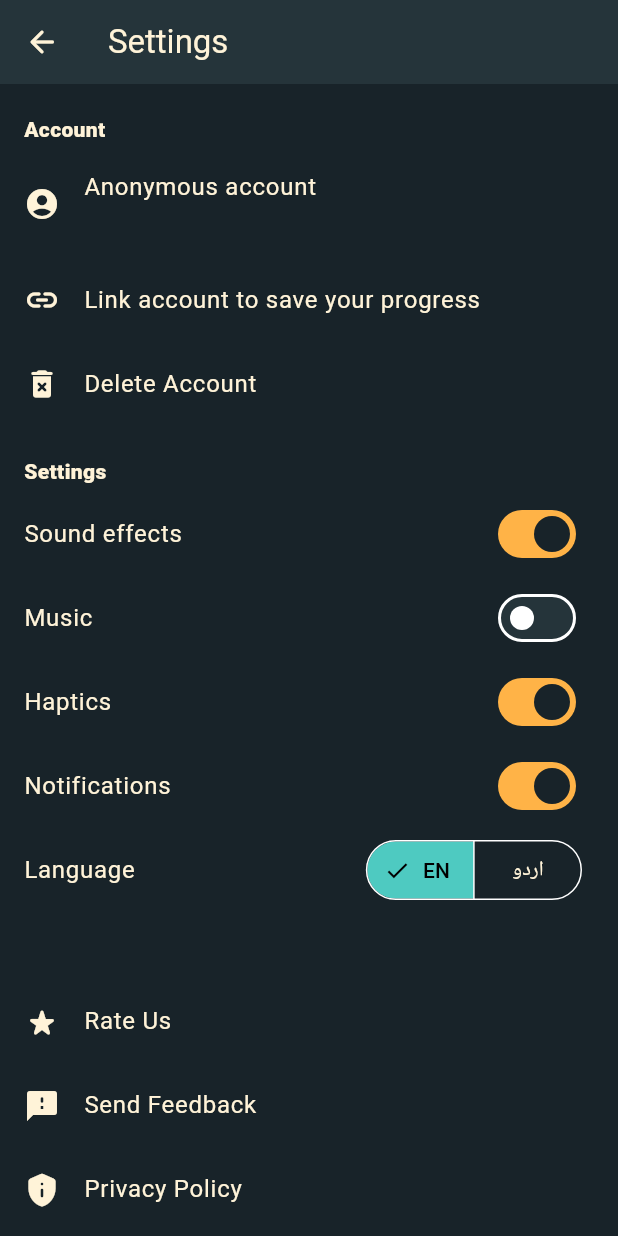
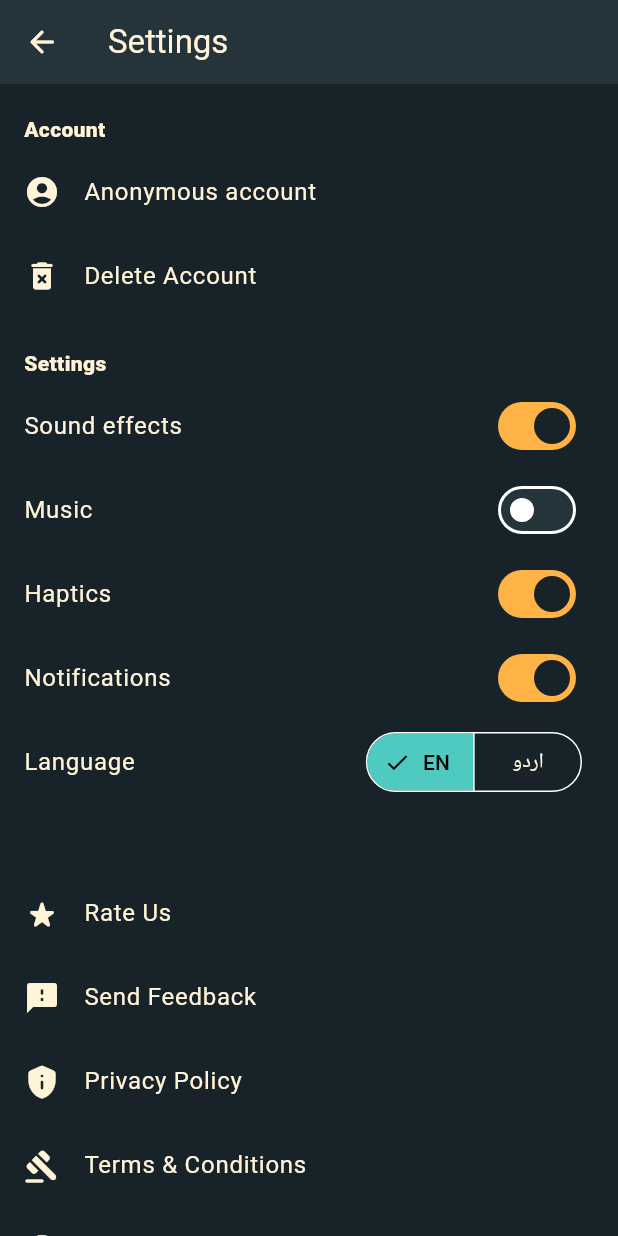
Before and after one commit to fahad2bhatti/clearway, a Flutter app: the SettingsScreen screen opened directly with empty values, on a phone screen of 412 x 824 dp. Run offline on Flutter 3.47's test engine with Material 3 defaults, Android fonts, the phone set to English and light mode, and no system bars; our stand-ins replace cloud_firestore, firebase_auth, firebase_core, firebase_crashlytics, flutter_local_notifications, flutter_timezone and 5 more; missing offline and left inert: flame, flame_audio; accounts and stored records are empty; network calls fail.

Commit message:
fix: player-facing polish for the local-only release
Co-Authored-By: Claude Sonnet 5.5 <noreply@anthropic.com>

```diff
--- a/lib/core/clearway_strings.dart
+++ b/lib/core/clearway_strings.dart
@@ -63,8 +63,6 @@ final class ClearwayStrings {
   String get dailyOfferReset => _ur
       ? 'اگلا ری سیٹ: ${DailyClock.countdownLabel()}'
       : 'Resets in ${DailyClock.countdownLabel()}';
-  String get shopRemoveAds => _ur ? 'اشتہارات ہٹائیں' : 'Remove Ads';
-  String get comingSoon => _ur ? 'جلد آ رہا ہے' : 'Coming soon';
   String get owned => _ur ? 'ملکیت میں' : 'Owned';
   String get selected => _ur ? 'منتخب' : 'Selected';
   String get select => _ur ? 'منتخب کریں' : 'Select';
@@ -76,8 +74,6 @@ final class ClearwayStrings {
   String get usernameTooLong => _ur ? 'صارف نام زیادہ سے زیادہ ۱۵ حروف کا ہو سکتا ہے۔' : 'Username can be at most 15 characters.';
   String get usernameInvalid => _ur ? 'صرف انگریزی حروف، اعداد اور انڈر سکور (_) استعمال کریں۔' : 'Use only English letters, numbers and underscore (_).';
   String get anonymousAccount => _ur ? 'گمنام اکاؤنٹ' : 'Anonymous account';
-  String get linkAccount => _ur ? 'پیش رفت محفوظ کرنے کے لیے اکاؤنٹ لنک کریں' : 'Link account to save your progress';
-  String get linkedAccount => _ur ? 'اکاؤنٹ لنک ہے' : 'Account linked';
   String get notifications => _ur ? 'اطلاعات' : 'Notifications';
   String get notificationPermissionTitle =>
       _ur ? 'یاد دہانیاں آن کریں؟' : 'Turn on reminders?';
@@ -123,17 +119,12 @@ final class ClearwayStrings {
   String get termsGateContinue =>
       _ur ? 'قبول کریں اور جاری رکھیں' : 'Accept and continue';
   String get appVersion => _ur ? 'ایپ ورژن' : 'App version';
-  String get logout => _ur ? 'لاگ آؤٹ' : 'Logout';
   String get deleteAccount => _ur ? 'اکاؤنٹ حذف کریں' : 'Delete Account';
   String get cancel => _ur ? 'منسوخ' : 'Cancel';
   String get confirm => _ur ? 'تصدیق کریں' : 'Confirm';
-  String get logoutConfirm => _ur ? 'کیا آپ واقعی لاگ آؤٹ کرنا چاہتے ہیں؟' : 'Are you sure you want to log out?';
   String get deleteAccountConfirm => _ur
       ? 'یہ کارروائی واپس نہیں ہو سکتی۔ اکاؤنٹ اور اس سے منسلک آن لائن ڈیٹا حذف ہو جائے گا۔'
       : 'This cannot be undone. Your account and associated online data will be deleted.';
-  String get accountActionUnavailable => _ur
-      ? 'اکاؤنٹ لنک کرنے کا عمل اگلے مرحلے میں دستیاب ہوگا۔ آپ کی مقامی پیش رفت محفوظ ہے۔'
-      : 'Account linking will be available in a later phase. Your local progress remains safe.';
   String get accountDeleted => _ur ? 'اکاؤنٹ حذف ہو گیا' : 'Account deleted';
   String get accountDeleteFailed => _ur ? 'اکاؤنٹ حذف نہیں ہو سکا۔ دوبارہ کوشش کریں۔' : 'Account deletion failed. Please retry.';
   String get feedbackUnavailable => _ur ? 'رائے بھیجنے کے لیے آن لائن کنکشن درکار ہے۔' : 'An online connection is required to send feedback.';
@@ -180,9 +171,6 @@ final class ClearwayStrings {
           'undo-pack' => '۳ واپسی کے مواقع',
           'ad-coins' => '+۵۰ سکے',
           'ad-hints' => '+۳ اشارے',
-          'classic' => 'کلاسک',
-          'sunset' => 'غروب آفتاب',
-          'remove-ads' => 'اشتہارات ہٹائیں',
           _ => id,
         }
       : switch (id) {
@@ -190,9 +178,6 @@ final class ClearwayStrings {
           'undo-pack' => '3 undos',
           'ad-coins' => '+50 coins',
           'ad-hints' => '+3 hints',
-          'classic' => 'Classic',
-          'sunset' => 'Sunset',
-          'remove-ads' => 'Remove Ads',
           _ => id,
         };
   String shopOfferDescription(String id) => _ur
@@ -201,9 +186,6 @@ final class ClearwayStrings {
           'undo-pack' => 'آخری نکلی سواری واپس لائیں',
           'ad-coins' => 'انعامی اشتہار دیکھیں',
           'ad-hints' => 'تین اشاروں کے لیے انعامی اشتہار دیکھیں',
-          'classic' => 'اصل Clearway تیر کا انداز',
-          'sunset' => 'صرف UI اور ملکیت کی تیاری؛ مرحلہ ۷ میں آئے گا',
-          'remove-ads' => 'ایک بار کی خریداری',
           _ => '',
         }
       : switch (id) {
@@ -211,9 +193,6 @@ final class ClearwayStrings {
           'undo-pack' => 'Bring back your last cleared vehicle',
           'ad-coins' => 'Watch a rewarded ad',
           'ad-hints' => 'Watch a rewarded ad for three hints',
-          'classic' => 'The original Clearway arrow style',
-          'sunset' => 'UI and ownership wiring only; arrives in Phase 7',
-          'remove-ads' => 'One-time purchase',
           _ => '',
         };
   String get sound => _ur ? 'آواز' : 'Sound effects';
@@ -291,12 +270,6 @@ final class ClearwayStrings {
   String get gateBlocked => _ur ? 'یک طرفہ گیٹ' : 'One-way gate';
   String get convoyBlocked =>
       _ur ? 'قافلے کی دوسری سواری پھنسی ہے' : 'Convoy partner is blocked';
-  String get outOfHints => _ur
-      ? 'اشارے ختم — مزید کے لیے دکان دیکھیں۔'
-      : 'Out of hints — visit the shop for more.';
-  String get outOfUndos => _ur
-      ? 'واپسی کے موقع ختم — دکان دیکھیں۔'
-      : 'No undos left — visit the shop for more.';
   String get wayClear => _ur ? 'راستہ صاف ہے!' : 'Way clear!';
   String get allVehiclesOut => _ur
       ? 'آپ نے تمام سواریوں کو باہر نکال دیا۔'
@@ -358,14 +331,6 @@ final class ClearwayStrings {
   String get rushHourDays => _ur ? 'رش آور کے دن' : 'Rush Hour days';
   String get boss => _ur ? 'باس' : 'BOSS';
   String get dailyLabel => _ur ? 'روزانہ' : 'DAILY';
-  String get starsLabel => _ur ? 'ستارے' : 'STARS';
-  String get ratingPrompt => _ur ? 'اچھا کھیلا!' : 'Nice driving!';
-  String get outOfHintsShort => _ur
-      ? 'اشارے ختم — دکان دیکھیں۔'
-      : 'Out of hints — visit the shop for more.';
-  String get outOfUndosShort => _ur
-      ? 'واپسی ختم — دکان دیکھیں۔'
-      : 'No undos left — visit the shop for more.';
 
   String dailyWithStreak(int days) =>
       '$dailyChallenge${days > 0 ? '  •  ${streak(days)}' : ''}';
--- a/lib/features/settings/settings_screen.dart
+++ b/lib/features/settings/settings_screen.dart
@@ -59,21 +59,9 @@ class _SettingsScreenState extends State<SettingsScreen> {
             _heading(strings.settingsAccount),
             ListTile(
               leading: const Icon(Icons.account_circle_rounded),
-              title: Text(widget.cloud.hasLinkedProvider ? strings.linkedAccount : strings.anonymousAccount),
-              subtitle: Text(widget.cloud.accountEmail ?? widget.cloud.accountUid ?? ''),
+              title: Text(strings.anonymousAccount),
+              subtitle: widget.save.username.isEmpty ? null : Text(widget.save.username),
             ),
-            if (!widget.cloud.hasLinkedProvider)
-              ListTile(
-                leading: const Icon(Icons.link_rounded),
-                title: Text(strings.linkAccount),
-                onTap: () => _message(strings.accountActionUnavailable),
-              ),
-            if (widget.cloud.hasLinkedProvider)
-              ListTile(
-                leading: const Icon(Icons.logout_rounded),
-                title: Text(strings.logout),
-                onTap: _confirmLogout,
-              ),
             ListTile(
               leading: const Icon(Icons.delete_forever_rounded),
               title: Text(strings.deleteAccount),
@@ -153,16 +141,6 @@ class _SettingsScreenState extends State<SettingsScreen> {
     final granted = await NotificationService.instance.requestPermission();
     await _update(() => widget.save.notifications = granted);
     if (!granted) await NotificationService.instance.disable();
-  }
-
-  Future<void> _confirmLogout() async {
-    if (!await _confirm(strings.logoutConfirm)) return;
-    try {
-      await widget.cloud.signOut();
-      if (mounted) widget.onBack();
-    } catch (error) {
-      _message(error.toString());
-    }
   }
 
   Future<void> _confirmDelete() async {
--- a/lib/features/shop/shop_catalog.dart
+++ b/lib/features/shop/shop_catalog.dart
@@ -1,6 +1,6 @@
 import '../../data/local_save.dart';
 
-enum ShopOfferKind { coinPurchase, freeReward, removeAds }
+enum ShopOfferKind { coinPurchase, freeReward }
 
 final class ShopOffer {
   const ShopOffer({
@@ -44,8 +44,4 @@ List<ShopOffer> shopOffers() => [
         hintReward: LocalSave.adHintsReward,
         dailyLimit: LocalSave.maxAdHintsPerDay,
       ),
-      const ShopOffer(
-        id: 'remove-ads',
-        kind: ShopOfferKind.removeAds,
-      ),
     ];
--- a/lib/features/shop/shop_screen.dart
+++ b/lib/features/shop/shop_screen.dart
@@ -28,7 +28,6 @@ class _ShopScreenState extends State<ShopScreen> {
     final offers = shopOffers();
     final coinOffers = offers.where((o) => o.kind == ShopOfferKind.coinPurchase);
     final adOffers = offers.where((o) => o.kind == ShopOfferKind.freeReward);
-    final removeAds = offers.where((o) => o.kind == ShopOfferKind.removeAds);
     return Scaffold(
       appBar: AppBar(
         leading: IconButton(
@@ -45,7 +44,6 @@ class _ShopScreenState extends State<ShopScreen> {
           _section(strings.shopCoins, coinOffers),
           _skinSection(),
           _section(strings.shopAds, adOffers),
-          _section(strings.shopRemoveAds, removeAds),
         ],
       ),
     );
@@ -166,9 +164,6 @@ class _ShopScreenState extends State<ShopScreen> {
   }
 
   Widget _action(ShopOffer offer) {
-    if (offer.kind == ShopOfferKind.removeAds) {
-      return Chip(label: Text(strings.comingSoon));
-    }
     if (_busy) return const SizedBox(width: 24, height: 24, child: CircularProgressIndicator());
     if (offer.kind == ShopOfferKind.freeReward) {
       return FilledButton(
@@ -249,7 +244,6 @@ class _ShopScreenState extends State<ShopScreen> {
   IconData _iconFor(ShopOfferKind kind) => switch (kind) {
         ShopOfferKind.coinPurchase => Icons.lightbulb_rounded,
         ShopOfferKind.freeReward => Icons.ondemand_video_rounded,
-        ShopOfferKind.removeAds => Icons.block_rounded,
       };
 }
 
--- a/lib/services/cloud_progress_sync.dart
+++ b/lib/services/cloud_progress_sync.dart
@@ -32,13 +32,6 @@ final class CloudProgressSync extends ChangeNotifier {
   ProgressSyncSignature? _lastSyncedSignature;
 
   bool get isReady => _ready;
-
-  bool get hasLinkedProvider =>
-      (_auth?.currentUser?.providerData ?? const []).isNotEmpty;
-
-  String? get accountEmail => _auth?.currentUser?.email;
-
-  String? get accountUid => _auth?.currentUser?.uid;
 
   ProgressSyncSignature? get lastSyncedSignature => _lastSyncedSignature;
 
@@ -119,16 +112,6 @@ final class CloudProgressSync extends ChangeNotifier {
     status = CloudSyncStatus.offline;
     notifyListeners();
     return true;
-  }
-
-  Future<void> signOut() async {
-    if (!hasLinkedProvider) {
-      throw StateError('Anonymous accounts cannot be signed out safely.');
-    }
-    await _auth?.signOut();
-    _ready = false;
-    status = CloudSyncStatus.offline;
-    notifyListeners();
   }
 
   /// Saves feedback on the device first so nothing is lost offline, then tries
```
